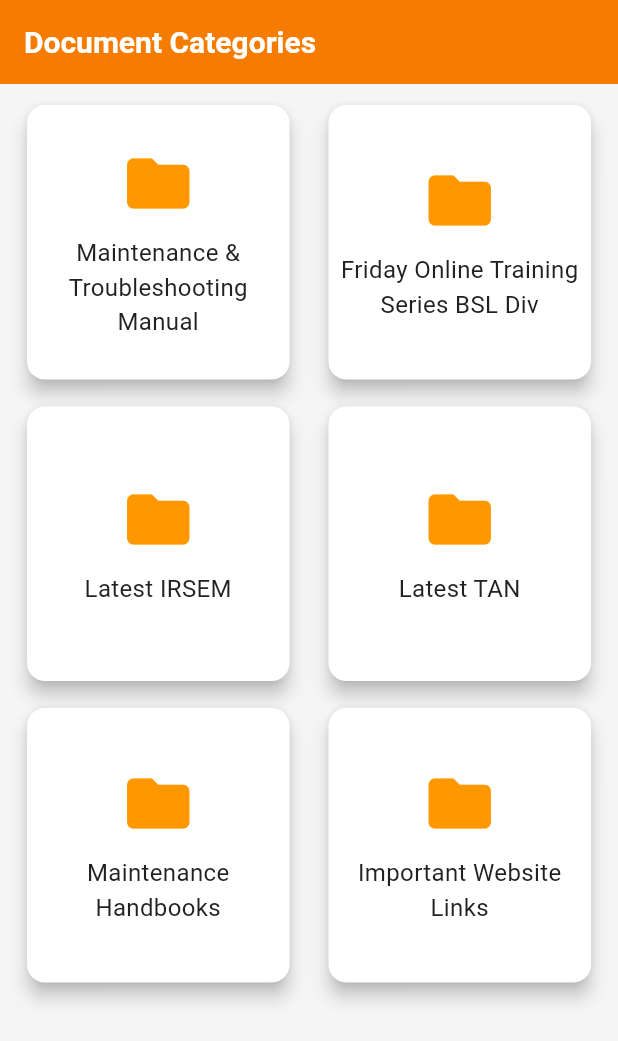
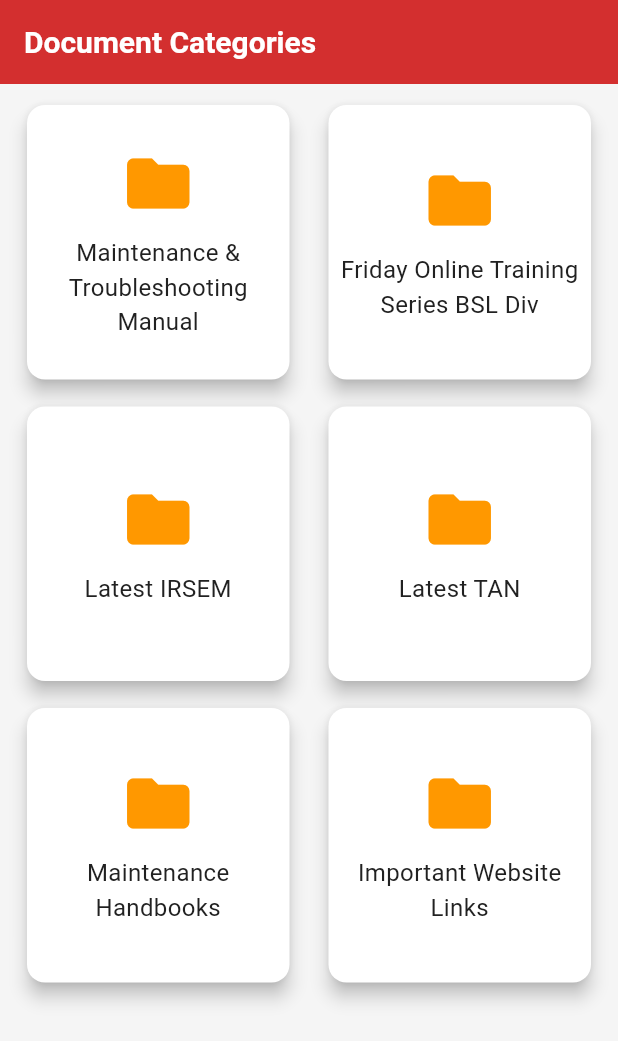
Before and after one commit to 24-Pranav/NIVARAN, a Flutter app: the screen it shows after launch, on a phone screen of 412 x 824 dp. Shown: the top 1041 px of the screen. Run offline on Flutter 3.47's test engine with Material 3 defaults, Android fonts, the phone set to English and light mode, and no system bars.

Commit message:
changes done

```diff
--- a/lib/utils/app_theme.dart
+++ b/lib/utils/app_theme.dart
@@ -2,25 +2,24 @@
 import 'package:flutter/material.dart';
 
 class AppTheme {
-  // Define the color palette
+  // Define the color palette based on the Indian Railways logo
   static const Color primaryRed = Color(0xFFD32F2F);
-  static const Color primaryOrange = Color(0xFFF57C00);
-  static const Color accentColor = Color(0xFFFFAB40);
+  static const Color accentColor = Color(0xFFFFFFFF); // White
   static const Color scaffoldBackgroundColor = Color(0xFFF5F5F5);
   static const Color textColor = Color(0xFF212121);
   static const Color cardColor = Colors.white;
 
   static ThemeData get lightTheme {
     return ThemeData(
-      primaryColor: primaryOrange,
+      primaryColor: primaryRed,
       colorScheme: ColorScheme.fromSwatch().copyWith(
-        primary: primaryOrange,
+        primary: primaryRed,
         secondary: accentColor,
         brightness: Brightness.light,
       ),
       scaffoldBackgroundColor: scaffoldBackgroundColor,
       appBarTheme: const AppBarTheme(
-        backgroundColor: primaryOrange,
+        backgroundColor: primaryRed,
         elevation: 0,
         iconTheme: IconThemeData(color: Colors.white),
         titleTextStyle: TextStyle(
@@ -38,19 +37,19 @@ class AppTheme {
         margin: const EdgeInsets.symmetric(horizontal: 8, vertical: 4),
       ),
       iconTheme: const IconThemeData(
-        color: primaryOrange,
+        color: primaryRed,
       ),
       textTheme: const TextTheme(
-        headline6: TextStyle(
+        titleLarge: TextStyle(
             fontWeight: FontWeight.bold, fontSize: 20.0, color: textColor),
-        bodyText1: TextStyle(fontSize: 16.0, color: textColor),
-        bodyText2: TextStyle(fontSize: 14.0, color: textColor),
-        button: TextStyle(
+        bodyLarge: TextStyle(fontSize: 16.0, color: textColor),
+        bodyMedium: TextStyle(fontSize: 14.0, color: textColor),
+        labelLarge: TextStyle(
             fontWeight: FontWeight.bold, fontSize: 14.0, color: Colors.white),
       ),
       elevatedButtonTheme: ElevatedButtonThemeData(
         style: ElevatedButton.styleFrom(
-          backgroundColor: primaryOrange,
+          backgroundColor: primaryRed,
           foregroundColor: Colors.white,
           shape: RoundedRectangleBorder(
             borderRadius: BorderRadius.circular(8),
```
